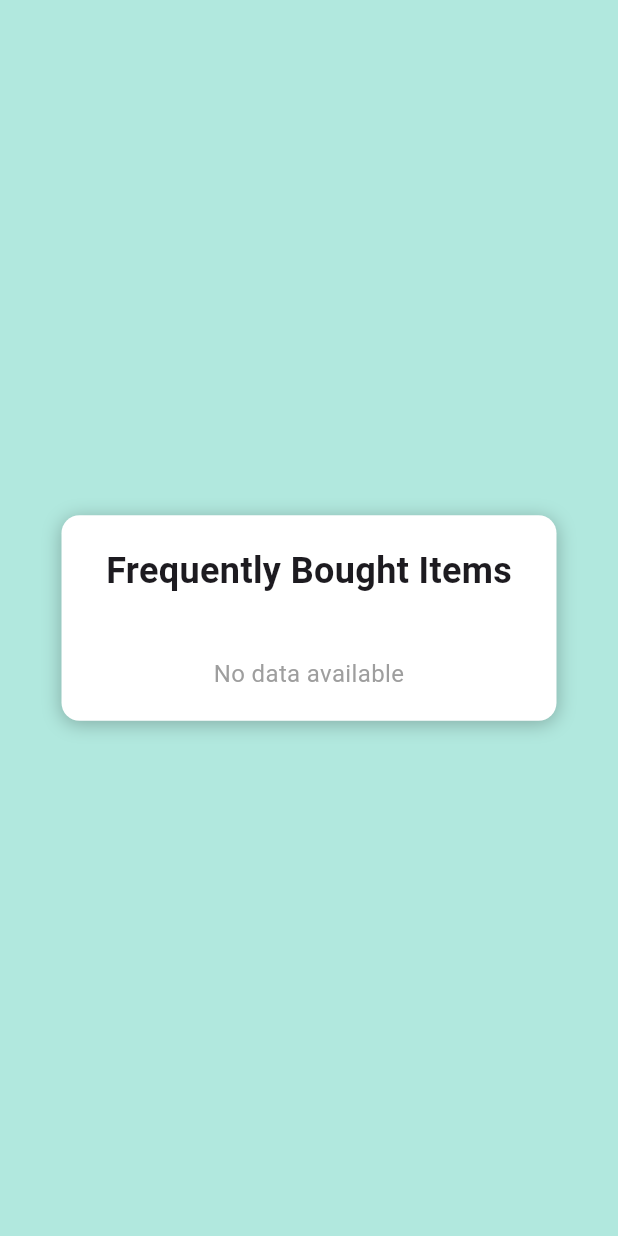
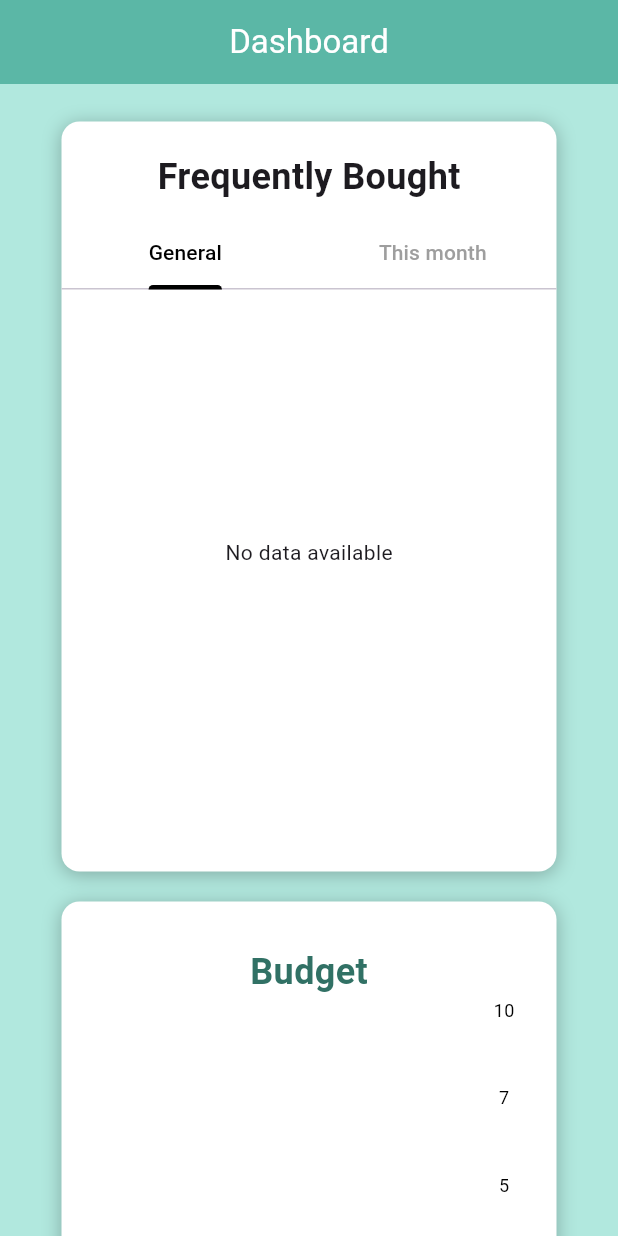
Before and after one commit to leviticuz/budgy, a Flutter app: the Dashboard screen opened directly with empty values, on a phone screen of 412 x 824 dp. Run offline on Flutter 3.47's test engine with Material 3 defaults, Android fonts, the phone set to English and light mode, and no system bars; drawn by our look-alikes of fl_chart; our stand-ins replace firebase_core, firebase_database, shared_preferences, sqflite; accounts and stored records are empty.

Commit message:
filter pie

```diff
--- a/lib/bar graph/barData.dart
+++ /dev/null
@@ -1,50 +0,0 @@
-import 'package:capstonezz/bar%20graph/individualBar.dart';
-
-class data{
-  final double janAmount;
-  final double febAmount;
-  final double marAmount;
-  final double aprAmount;
-  final double mayAmount;
-  final double junAmount;
-  final double julAmount;
-  final double augAmount;
-  final double septAmount;
-  final double octAmount;
-  final double novAmount;
-  final double decAmount;
-
-  BarData({
-    required this.janAmount,
-    required this.febAmount,
-    required this.marAmount,
-    required this.aprAmount,
-    required this.mayAmount,
-    required this.junAmount,
-    required this.julAmount,
-    required this.augAmount,
-    required this.septAmount,
-    required this.octAmount,
-    required this.novAmount,
-    required this.decAmount,
-  });
-
-  List<IndividualBar> barData = [];
-
-  void initializeBarData(){
-    barData = [
-      IndividualBar(x: 0, y: janAmount),
-      IndividualBar(x: 1, y: febAmount),
-      IndividualBar(x: 2, y: marAmount),
-      IndividualBar(x: 3, y: aprAmount),
-      IndividualBar(x: 4, y: marAmount),
-      IndividualBar(x: 5, y: junAmount),
-      IndividualBar(x: 6, y: julAmount),
-      IndividualBar(x: 7, y: augAmount),
-      IndividualBar(x: 8, y: septAmount),
-      IndividualBar(x: 9, y: octAmount),
-      IndividualBar(x: 10, y: novAmount),
-      IndividualBar(x: 11, y: decAmount),
-    ]
-  }
-}
--- a/lib/bar graph/individualBar.dart
+++ /dev/null
@@ -1,6 +0,0 @@
-class IndividualBar{
-  final int x; // x axis position
-  final double y; //amount
-
-  IndividualBar({required this.x, required this.y});
-}
--- a/lib/bar.dart
+++ b/lib/bar.dart
@@ -193,7 +193,7 @@ class _barChartState extends State<barChart> {
                       child: SingleChildScrollView(
                         scrollDirection: Axis.horizontal,
                         child: Container(
-                          width: monthlyData.length * 60.0, // Dynamic width based on bars
+                          width: monthlyData.length * 60.0,
                           child: BarChart(
                             BarChartData(
                               maxY: maxYValue,
@@ -214,11 +214,12 @@ class _barChartState extends State<barChart> {
                                     showTitles: true,
                                       getTitlesWidget: (value, _) {
                                         final monthNames = [
-                                          "Jan", "Feb", "Mar", "Apr", "May", "Jun",
-                                          "Jul", "Aug", "Sep", "Oct", "Nov", "Dec"
+                                          "January", "February", "March", "April", "May", "June",
+                                          "July", "August", "September", "October", "November", "December"
                                         ];
                                         if (value >= 0 && value < monthNames.length) {
                                           final monthName = monthNames[value.toInt()];
+                                          final shortMonthName = monthName.substring(0, 3);
                                           final data = monthlyData[value.toInt()];
                                           return GestureDetector(
                                             onTap: () {
@@ -230,8 +231,8 @@ class _barChartState extends State<barChart> {
                                               );
                                             },
                                             child: Text(
-                                              monthName,
-                                              style: const TextStyle(
+                                              shortMonthName,
+                                              style: TextStyle(
                                                 fontSize: 12,
                                                 color: Color(0xFF317165),
                                                 decoration: TextDecoration.none,
--- a/lib/dashboard.dart
+++ b/lib/dashboard.dart
@@ -11,129 +11,60 @@ class Dashboard extends StatefulWidget {
   _DashboardState createState() => _DashboardState();
 }
 
-class _DashboardState extends State<Dashboard> {
+class _DashboardState extends State<Dashboard> with SingleTickerProviderStateMixin {
   Map<String, int> frequentlyBoughtItems = {};
+  Map<String, int> monthlyFrequentlyBoughtItems = {};
   DateTime selectedDate = DateTime.now();
   int touchedIndex = -1;
+  late TabController _tabController;
 
   @override
   void initState() {
     super.initState();
     _loadFrequentlyBoughtItems();
+    _loadMonthlyFrequentlyBoughtItems();
+    _tabController = TabController(length: 2, vsync: this);
+  }
+
+  @override
+  void dispose() {
+    _tabController.dispose();
+    super.dispose();
   }
 
   Future<void> _loadFrequentlyBoughtItems() async {
     final prefs = await SharedPreferences.getInstance();
     final String? storedData = prefs.getString('frequentlyBoughtItems');
-
     if (storedData != null) {
       final Map<String, int> loadedData = Map<String, int>.from(jsonDecode(storedData));
       setState(() {
         frequentlyBoughtItems = loadedData;
       });
-    } else {
+    }
+  }
+
+  Future<void> _loadMonthlyFrequentlyBoughtItems() async {
+    final prefs = await SharedPreferences.getInstance();
+    final String? storedData = prefs.getString('monthlyPurchases');
+    if (storedData != null) {
+      final Map<String, dynamic> monthlyData = jsonDecode(storedData);
+      String monthKey = "${selectedDate.year}-${selectedDate.month.toString().padLeft(2, '0')}";
+      if (monthlyData.containsKey(monthKey)) {
+        Map<String, int> monthlyItems = Map<String, int>.from(monthlyData[monthKey]);
         setState(() {
-        frequentlyBoughtItems = {};
+          monthlyFrequentlyBoughtItems = monthlyItems;
         });
       }
     }
-
-  void _updateItemQuantity(String itemName, int newQuantity) async {
-    setState(() {
-      frequentlyBoughtItems[itemName] = newQuantity;
-    });
-
-    final prefs = await SharedPreferences.getInstance();
-    prefs.setString('frequentlyBoughtItems', jsonEncode(frequentlyBoughtItems));
   }
 
-  @override
-  Widget build(BuildContext context) {
-    int totalFrequency = frequentlyBoughtItems.values.fold(0, (sum, value) => sum + value);
-    if (frequentlyBoughtItems.isEmpty) {
-      return Scaffold(
-        backgroundColor: Color(0xFFB1E8DE),
-        body: Center(
-          child: Container(
-            width: 330,
-            decoration: BoxDecoration(
-              color: Colors.white,
-              borderRadius: BorderRadius.circular(12),
-              boxShadow: [
-                BoxShadow(
-                  color: Colors.black26,
-                  blurRadius: 10,
-                  offset: Offset(0, 2),
-                ),
-              ],
-            ),
-            child: Column(
-              mainAxisSize: MainAxisSize.min,
-              children: [
-                SizedBox(height: 20),
-                Text(
-                  'Frequently Bought Items',
-                  style: TextStyle(
-                    fontSize: 24,
-                    fontWeight: FontWeight.bold,
-                  ),
-                ),
-                SizedBox(height: 20),
-                Padding(
-                  padding: const EdgeInsets.all(20.0),
-                  child: Text(
-                    'No data available',
-                    textAlign: TextAlign.center,
-                    style: TextStyle(
-                      fontSize: 16,
-                      color: Colors.grey,
-                    ),
-                  ),
-                ),
-              ],
-            ),
-          ),
-        ),
-      );
-    }
-
-    List<MapEntry<String, int>> sortedItems = frequentlyBoughtItems.entries.toList()
-      ..sort((a, b) => b.value.compareTo(a.value));
-
-    List<MapEntry<String, int>> topItems = sortedItems.take(6).toList();
-
-    Map<String, double> dataMap = {};
-    for (var entry in topItems) {
-      dataMap[entry.key] = entry.value.toDouble();
-    }
-
-    List<PieChartSectionData> sections = dataMap.entries.map((entry) {
-      double percentage = (entry.value / totalFrequency) * 100;
-
-      final isTouched = dataMap.keys.toList().indexOf(entry.key) == touchedIndex;
-      final fontSize = isTouched ? 16.0 : 12.0;
-      final radius = isTouched ? 110.0 : 100.0;
-      const shadows = [Shadow(color: Colors.black, blurRadius: 2)];
-
-      return PieChartSectionData(
-        color: Colors.accents[dataMap.keys.toList().indexOf(entry.key) % Colors.accents.length],
-        value: entry.value,
-        title: '${percentage.toStringAsFixed(2)}%',
-        radius: radius,
-        titleStyle: TextStyle(
-          fontSize: fontSize,
-          fontWeight: FontWeight.bold,
-          color: const Color(0xffffffff),
-          shadows: shadows,
-        ),
-      );
-    }).toList();
-
-    List<Widget> legendItems = dataMap.entries.map((entry) {
+  List<Widget> LegendItems(Map<String, int> dataMap) {
+    return dataMap.entries.map((entry) {
       String itemName = entry.key.split(' ').take(3).join(' ') + '...';
 
       return Container(
-        margin: EdgeInsets.symmetric(vertical: 4.0, horizontal: 8.0),
+        width: MediaQuery.of(context).size.width / 3 - 24, // Ensures 3 items per row
+        margin: EdgeInsets.symmetric(vertical: 2.0, horizontal: 4.0), // Reduced vertical margin
         child: Row(
           children: [
             Container(
@@ -145,20 +76,71 @@ class _DashboardState extends State<Dashboard> {
               ),
             ),
             SizedBox(width: 5),
-            Text(
+            Expanded(
+              child: Text(
                 itemName,
                 style: TextStyle(
                   fontSize: 11,
                   color: Colors.black,
+                ),
+                overflow: TextOverflow.ellipsis, // Handles long names gracefully
               ),
             ),
           ],
         ),
       );
     }).toList();
+  }
+
+  @override
+  Widget build(BuildContext context) {
+    int totalFrequency = frequentlyBoughtItems.values.fold(0, (sum, value) => sum + value);
+    int totalMonthlyFrequency = monthlyFrequentlyBoughtItems.values.fold(0, (sum, value) => sum + value);
+
+    List<PieChartSectionData> allTimeSections = frequentlyBoughtItems.entries.map((entry) {
+      double percentage = (entry.value / totalFrequency) * 100;
+      final isTouched = frequentlyBoughtItems.keys.toList().indexOf(entry.key) == touchedIndex;
+      final fontSize = isTouched ? 16.0 : 12.0;
+      final radius = isTouched ? 110.0 : 100.0;
+      return PieChartSectionData(
+        color: Colors.accents[frequentlyBoughtItems.keys.toList().indexOf(entry.key) % Colors.accents.length],
+        value: entry.value.toDouble(),
+        title: '${percentage.toStringAsFixed(2)}%',
+        radius: radius,
+        titleStyle: TextStyle(
+          fontSize: fontSize,
+          fontWeight: FontWeight.bold,
+          color: const Color(0xffffffff),
+        ),
+      );
+    }).toList();
+
+    List<PieChartSectionData> monthlySections = monthlyFrequentlyBoughtItems.entries.map((entry) {
+      double percentage = (entry.value / totalMonthlyFrequency) * 100;
+      final isTouched = monthlyFrequentlyBoughtItems.keys.toList().indexOf(entry.key) == touchedIndex;
+      final fontSize = isTouched ? 16.0 : 12.0;
+      final radius = isTouched ? 110.0 : 100.0;
+      return PieChartSectionData(
+        color: Colors.accents[monthlyFrequentlyBoughtItems.keys.toList().indexOf(entry.key) % Colors.accents.length],
+        value: entry.value.toDouble(),
+        title: '${percentage.toStringAsFixed(2)}%',
+        radius: radius,
+        titleStyle: TextStyle(
+          fontSize: fontSize,
+          fontWeight: FontWeight.bold,
+          color: const Color(0xffffffff),
+        ),
+      );
+    }).toList();
 
     return Scaffold(
       backgroundColor: Color(0xFFB1E8DE),
+      appBar: AppBar(
+        backgroundColor: Color(0xFF5BB7A6),
+        automaticallyImplyLeading: false,
+        title: Text("Dashboard", style: TextStyle(color: Colors.white)),
+        centerTitle: true,
+      ),
       body: SingleChildScrollView(
         child: Center(
           child: Padding(
@@ -168,6 +150,8 @@ class _DashboardState extends State<Dashboard> {
               children: [
                 Container(
                   width: 330,
+                  height: double.infinity,
+                  constraints: BoxConstraints(minHeight: 300, maxHeight: 500),
                   decoration: BoxDecoration(
                     color: Colors.white,
                     borderRadius: BorderRadius.circular(12),
@@ -185,13 +169,30 @@ class _DashboardState extends State<Dashboard> {
                       SizedBox(height: 20),
                       Text(
                         'Frequently Bought',
-                        style: TextStyle(
-                          fontSize: 24,
-                          fontWeight: FontWeight.bold,
+                        style: TextStyle(fontSize: 24, fontWeight: FontWeight.bold),
                       ),
+                      SizedBox(height: 10),
+                      TabBar(
+                        controller: _tabController,
+                        labelColor: Colors.black,
+                        unselectedLabelColor: Colors.grey,
+                        indicatorColor: Colors.black,
+                        tabs: [
+                          Tab(text: 'General'),
+                          Tab(text: 'This month'),
+                        ],
                       ),
-                      SizedBox(height: 20),
-                      AspectRatio(
+                      SizedBox(
+                        height: 350,
+                        child: TabBarView(
+                          controller: _tabController,
+                          children: [
+                            frequentlyBoughtItems.isEmpty
+                                ? Center(child: Text('No data available'))
+                                : Column(
+                              children: [
+                                Expanded(  // Use Expanded to auto-adjust the Pie Chart height
+                                  child: AspectRatio(
                                     aspectRatio: 1.3,
                                     child: PieChart(
                                       PieChartData(
@@ -211,21 +212,69 @@ class _DashboardState extends State<Dashboard> {
                                         borderData: FlBorderData(show: false),
                                         sectionsSpace: 0,
                                         centerSpaceRadius: 0,
-                            sections: sections,
+                                        sections: allTimeSections,
+                                      ),
                                     ),
                                   ),
                                 ),
                                 Padding(
-                        padding: EdgeInsets.all(8.0),
+                                  padding: const EdgeInsets.symmetric(horizontal: 10.0),
                                   child: Wrap(
-                          children: legendItems,
+                                    spacing: 8.0,
+                                    runSpacing: 4.0,
+                                    children: LegendItems(frequentlyBoughtItems),
+                                  ),
+                                ),
+                              ],
+                            ),
+                            monthlyFrequentlyBoughtItems.isEmpty
+                                ? Center(child: Text('No data available'))
+                                : Column(
+                              children: [
+                                Expanded(
+                                  child: AspectRatio(
+                                    aspectRatio: 1.3,
+                                    child: PieChart(
+                                      PieChartData(
+                                        pieTouchData: PieTouchData(
+                                          touchCallback: (FlTouchEvent event, pieTouchResponse) {
+                                            setState(() {
+                                              if (!event.isInterestedForInteractions ||
+                                                  pieTouchResponse == null ||
+                                                  pieTouchResponse.touchedSection == null) {
+                                                touchedIndex = -1;
+                                                return;
+                                              }
+                                              touchedIndex = pieTouchResponse.touchedSection!.touchedSectionIndex;
+                                            });
+                                          },
+                                        ),
+                                        borderData: FlBorderData(show: false),
+                                        sectionsSpace: 0,
+                                        centerSpaceRadius: 0,
+                                        sections: monthlySections,
+                                      ),
+                                    ),
+                                  ),
+                                ),
+                                Padding(
+                                  padding: const EdgeInsets.symmetric(horizontal: 16.0),
+                                  child: Wrap(
+                                    spacing: 8.0,  // Horizontal gap between items
+                                    runSpacing: 4.0,  // Vertical gap between rows
+                                    children: LegendItems(monthlyFrequentlyBoughtItems),
+                                  ),
+                                ),
+                              ],
+                            ),
+                          ],
                         ),
                       ),
                     ],
                   ),
                 ),
-                SizedBox(height: 50), // Added space between PieChart and BarChart
-                barChart(selectedDate: selectedDate), // Bar chart outside the container
+                SizedBox(height: 20),
+                barChart(selectedDate: selectedDate),
               ],
             ),
           ),
```
Also changed, not shown: lib/bar graph/barGraph.dart (deleted, +0 -67 lines), lib/productList.dart (+17 -4 lines). Lines whose indentation alone changed are shown as unchanged.
